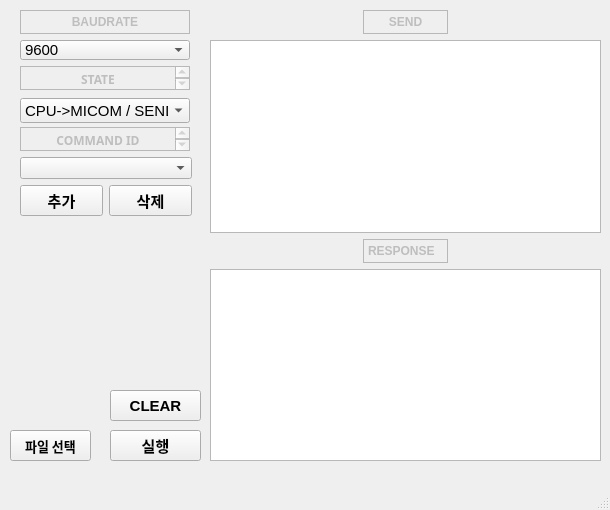
kimruyen/ams, file uart.ui: the form before one commit.
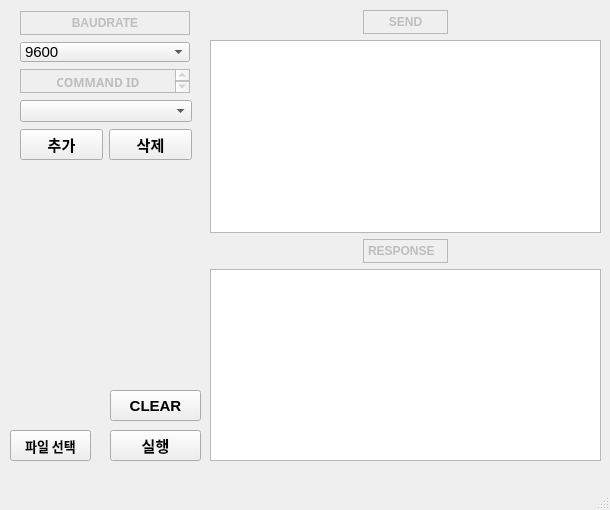
The form after the commit.

Diff of the .ui file:
```diff
--- a/uart.ui
+++ b/uart.ui
@@ -32,7 +32,7 @@
       <x>20</x>
       <y>10</y>
       <width>172</width>
-      <height>203</height>
+      <height>151</height>
      </rect>
     </property>
     <layout class="QVBoxLayout" name="verticalLayout">
@@ -138,83 +138,6 @@
        </item>
       </widget>
      </item>
-     <item>
-      <widget class="QTextEdit" name="textEdit_2">
-       <property name="enabled">
-        <bool>false</bool>
-       </property>
-       <property name="minimumSize">
-        <size>
-         <width>170</width>
-         <height>24</height>
-        </size>
-       </property>
-       <property name="maximumSize">
-        <size>
-         <width>170</width>
-         <height>24</height>
-        </size>
-       </property>
-       <property name="font">
-        <font>
-         <family>Agency FB</family>
-         <weight>75</weight>
-         <bold>true</bold>
-        </font>
-       </property>
-       <property name="html">
-        <string>&lt;!DOCTYPE HTML PUBLIC &quot;-//W3C//DTD HTML 4.0//EN&quot; &quot;http://www.w3.org/TR/REC-html40/strict.dtd&quot;&gt;
-&lt;html&gt;&lt;head&gt;&lt;meta name=&quot;qrichtext&quot; content=&quot;1&quot; /&gt;&lt;style type=&quot;text/css&quot;&gt;
-p, li { white-space: pre-wrap; }
-&lt;/style&gt;&lt;/head&gt;&lt;body style=&quot; font-family:'Agency FB'; font-size:9pt; font-weight:600; font-style:normal;&quot;&gt;
-&lt;p align=&quot;center&quot; style=&quot; margin-top:0px; margin-bottom:0px; margin-left:0px; margin-right:0px; -qt-block-indent:0; text-indent:0px;&quot;&gt;&lt;span style=&quot; font-family:'Gulim';&quot;&gt;STATE&lt;/span&gt;&lt;/p&gt;&lt;/body&gt;&lt;/html&gt;</string>
-       </property>
-      </widget>
-     </item>
-     <item>
-      <widget class="QComboBox" name="stateBox">
-       <property name="minimumSize">
-        <size>
-         <width>158</width>
-         <height>25</height>
-        </size>
-       </property>
-       <property name="maximumSize">
-        <size>
-         <width>170</width>
-         <height>20</height>
-        </size>
-       </property>
-       <property name="font">
-        <font>
-         <family>Arial</family>
-         <pointsize>11</pointsize>
-         <weight>50</weight>
-         <bold>false</bold>
-        </font>
-       </property>
-       <item>
-        <property name="text">
-         <string>CPU-&gt;MICOM / SEND</string>
-        </property>
-       </item>
-       <item>
-        <property name="text">
-         <string>CPU-&gt;MICOM / RESPONSE</string>
-        </property>
-       </item>
-       <item>
-        <property name="text">
-         <string>MICOM-&gt;CPU / SEND</string>
-        </property>
-       </item>
-       <item>
-        <property name="text">
-         <string>MICOM-&gt;CPU / RESPONSE</string>
-        </property>
-       </item>
-      </widget>
-     </item>
      <item>
       <widget class="QTextEdit" name="textEdit_3">
        <property name="enabled">
```
